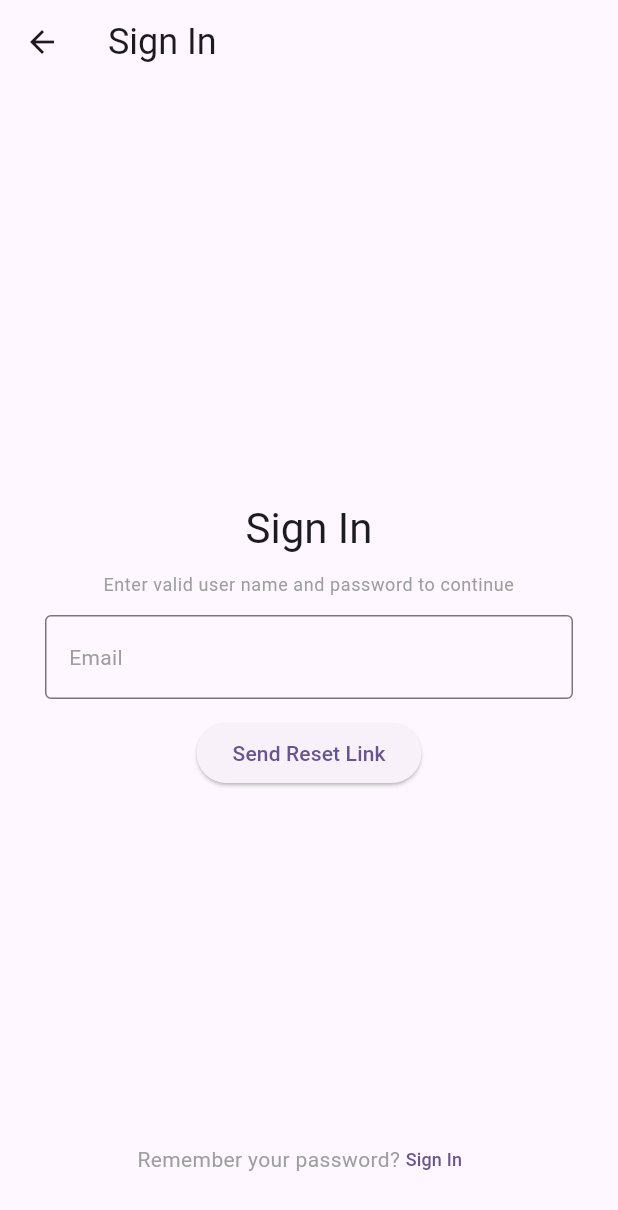
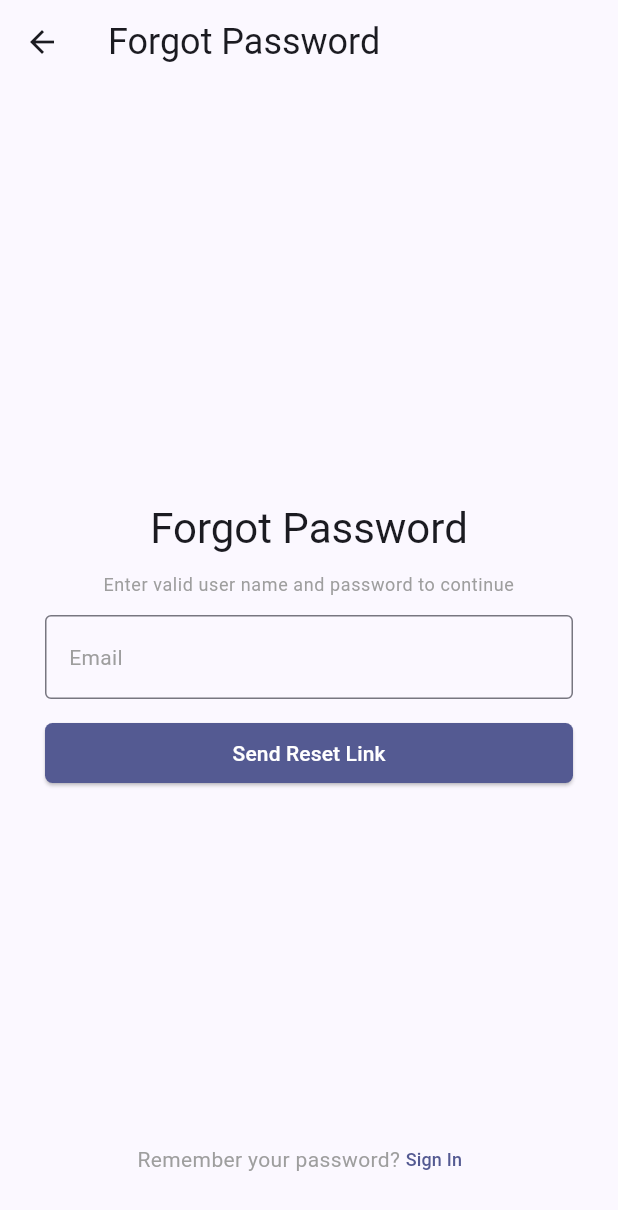
Before and after one commit to basharh/flutter-notes-app, a Flutter app: the screen it shows after launch, after a tap on "Forgot Password?", on a phone screen of 412 x 824 dp. Shown: the top 1210 px of the screen. Run offline on Flutter 3.47's test engine with Material 3 defaults, Android fonts, the phone set to English and light mode, and no system bars.

Commit message:
fix button style

```diff
--- a/lib/main.dart
+++ b/lib/main.dart
@@ -17,7 +17,14 @@ class FlutterNotesApp extends StatelessWidget {
     return MaterialApp(
       title: 'Flutter Demo',
       theme: ThemeData(
-        colorScheme: ColorScheme.fromSeed(seedColor: Colors.deepPurple),
+        colorScheme: ColorScheme.fromSeed(seedColor: Colors.indigo.shade900),
+        elevatedButtonTheme: ElevatedButtonThemeData(
+          style: ElevatedButton.styleFrom(
+            shape: const RoundedRectangleBorder(
+              borderRadius: BorderRadius.all(Radius.circular(5)),
+            ),
+          ),
+        ),
       ),
       initialRoute: initialRoute,
       routes: {
--- a/lib/pages/forgot_password_page.dart
+++ b/lib/pages/forgot_password_page.dart
@@ -1,5 +1,6 @@
 import 'package:flutter/material.dart';
 import 'package:flutter_notes_app/widgets/common/layout/layout.dart';
+import 'package:flutter_notes_app/widgets/common/notes_elevated_button.dart';
 import 'package:flutter_notes_app/widgets/common/notes_text_button_link.dart';
 import 'package:flutter_notes_app/widgets/common/notes_text_field.dart';
 
@@ -9,7 +10,7 @@ class ForgotPasswordPage extends StatelessWidget {
   @override
   Widget build(BuildContext context) {
     return Layout(
-      title: 'Sign In',
+      title: 'Forgot Password',
       child: Stack(
         children: [
           Align(
@@ -19,7 +20,7 @@ class ForgotPasswordPage extends StatelessWidget {
               mainAxisSize: MainAxisSize.min,
               children: [
                 Text(
-                  'Sign In',
+                  'Forgot Password',
                   style: Theme.of(context).textTheme.headlineMedium,
                 ),
                 Text(
@@ -52,7 +53,7 @@ class ForgotPasswordPage extends StatelessWidget {
 class _SendResetLinkButton extends StatelessWidget {
   @override
   Widget build(BuildContext context) =>
-      ElevatedButton(onPressed: () {}, child: Text('Send Reset Link'));
+      NotesElevatedButton(onPressed: () {}, text: 'Send Reset Link');
 }
 
 /// A widget that shows a sign in link with text
--- a/lib/widgets/common/notes_elevated_button.dart
+++ b/lib/widgets/common/notes_elevated_button.dart
@@ -8,14 +8,16 @@ class NotesElevatedButton extends StatelessWidget {
 
   @override
   Widget build(BuildContext context) {
-    return ElevatedButton(
-      style: Theme.of(context).elevatedButtonTheme.style?.copyWith(
-        padding: WidgetStateProperty.resolveWith(
-          (states) => const EdgeInsets.symmetric(horizontal: 100, vertical: 10),
+    return SizedBox(
+      width: double.infinity,
+      child: ElevatedButton(
+        style: ElevatedButton.styleFrom(
+          backgroundColor: Theme.of(context).colorScheme.primary,
+          foregroundColor: Theme.of(context).colorScheme.onPrimary,
         ),
+        onPressed: onPressed,
+        child: Text(text),
       ),
-      onPressed: onPressed,
-      child: Text(text),
     );
   }
 }
```
